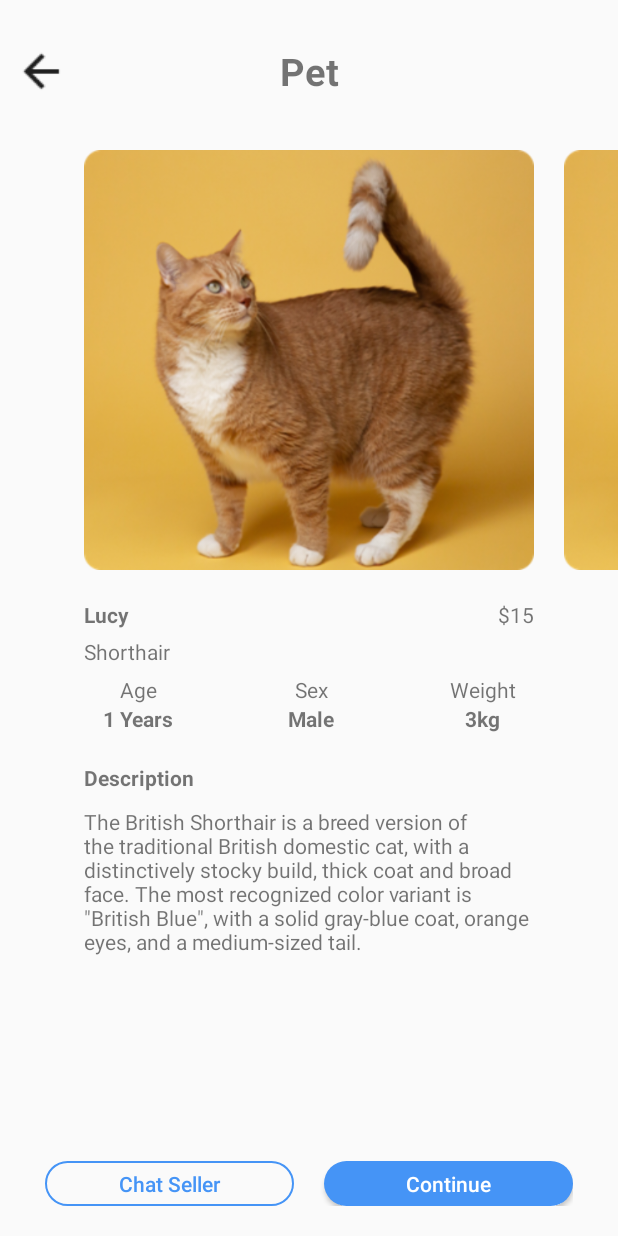
After one commit to kirk-y/PetLover, an Android app: the ItemInfo screen opened directly, with no data from a screen before it, on a phone screen of 412 x 824 dp. The commit adds this screen. Run offline under Robolectric (Android 15) with nearby library versions, the phone set to English and light mode, and no system bars.

Commit message:
ShopUI fine tuning.

```diff
--- a/app/src/main/AndroidManifest.xml
+++ b/app/src/main/AndroidManifest.xml
@@ -13,9 +13,13 @@
         android:theme="@style/Theme.Design.Light"
         tools:targetApi="31">
         <activity
-            android:name=".personal.FQA"
+            android:name=".Functions.ItemInfo"
             android:theme="@style/Theme.AppCompat.DayNight.NoActionBar"
             android:exported="false" />
+        <activity
+            android:name=".personal.FQA"
+            android:exported="false"
+            android:theme="@style/Theme.AppCompat.DayNight.NoActionBar" />
         <activity
             android:name=".personal.EditProfile"
             android:exported="false"
--- /dev/null
+++ b/app/src/main/java/com/example/petlover/Functions/ItemInfo.java
@@ -0,0 +1,26 @@
+package com.example.petlover.Functions;
+
+import androidx.appcompat.app.AppCompatActivity;
+
+import android.os.Bundle;
+import android.view.View;
+import android.widget.ImageButton;
+
+import com.example.petlover.R;
+
+public class ItemInfo extends AppCompatActivity {
+
+    @Override
+    protected void onCreate(Bundle savedInstanceState) {
+        super.onCreate(savedInstanceState);
+        setContentView(R.layout.activity_item_info);
+
+        ImageButton bnt_itemInfo_back = findViewById(R.id.bnt_itemInfo_back);
+        bnt_itemInfo_back.setOnClickListener(new View.OnClickListener() {
+            @Override
+            public void onClick(View v) {
+                finish();
+            }
+        });
+    }
+}
--- a/app/src/main/java/com/example/petlover/Home.java
+++ b/app/src/main/java/com/example/petlover/Home.java
@@ -10,6 +10,7 @@ import android.widget.Button;
 import android.widget.ImageButton;
 
 import com.example.petlover.Functions.Adoption;
+import com.example.petlover.Functions.ItemInfo;
 import com.example.petlover.Functions.Shop;
 import com.example.petlover.Functions.Treatment;
 import com.example.petlover.Functions.Veterinarian;
@@ -66,5 +67,15 @@ public class Home extends AppCompatActivity {
                 startActivity(intent);
             }
         });
+
+        @SuppressLint({"WrongViewCast", "MissingInflatedId", "LocalSuppress"})
+        ImageButton bnt_home_pet1 = findViewById(R.id.bnt_home_pet1);
+        bnt_home_pet1.setOnClickListener(new View.OnClickListener() {
+            @Override
+            public void onClick(View v) {
+                Intent intent = new Intent(Home.this, ItemInfo.class);
+                startActivity(intent);
+            }
+        });
     }
 }
--- a/app/src/main/res/layout/activity_home.xml
+++ b/app/src/main/res/layout/activity_home.xml
@@ -258,7 +258,7 @@
         app:layout_constraintTop_toBottomOf="@+id/imageButton8" />
 
     <ImageButton
-        android:id="@+id/imageButton10"
+        android:id="@+id/bnt_home_pet1"
         android:layout_width="130dp"
         android:layout_height="130dp"
         android:layout_marginStart="30dp"
@@ -276,8 +276,8 @@
         android:layout_marginStart="15dp"
         android:background="@color/transparent"
         android:scaleType="fitXY"
-        app:layout_constraintStart_toEndOf="@+id/imageButton10"
-        app:layout_constraintTop_toTopOf="@+id/imageButton10"
+        app:layout_constraintStart_toEndOf="@+id/bnt_home_pet1"
+        app:layout_constraintTop_toTopOf="@+id/bnt_home_pet1"
         app:srcCompat="@drawable/cat2" />
 
     <TextView
@@ -287,8 +287,8 @@
         android:layout_marginTop="10dp"
         android:text="@string/home_pet1_name"
         android:textStyle="bold"
-        app:layout_constraintStart_toStartOf="@+id/imageButton10"
-        app:layout_constraintTop_toBottomOf="@+id/imageButton10" />
+        app:layout_constraintStart_toStartOf="@+id/bnt_home_pet1"
+        app:layout_constraintTop_toBottomOf="@+id/bnt_home_pet1" />
 
     <TextView
         android:id="@+id/home_last_pet1_old"
@@ -345,8 +345,8 @@
         android:layout_height="wrap_content"
         android:layout_marginTop="10dp"
         android:background="@color/transparent"
-        app:layout_constraintEnd_toEndOf="@+id/imageButton10"
-        app:layout_constraintTop_toBottomOf="@+id/imageButton10"
+        app:layout_constraintEnd_toEndOf="@+id/bnt_home_pet1"
+        app:layout_constraintTop_toBottomOf="@+id/bnt_home_pet1"
         app:srcCompat="@drawable/love" />
 
     <ImageButton
--- /dev/null
+++ b/app/src/main/res/layout/activity_item_info.xml
@@ -0,0 +1,221 @@
+<?xml version="1.0" encoding="utf-8"?>
+<androidx.constraintlayout.widget.ConstraintLayout xmlns:android="http://schemas.android.com/apk/res/android"
+    xmlns:app="http://schemas.android.com/apk/res-auto"
+    xmlns:tools="http://schemas.android.com/tools"
+    android:layout_width="match_parent"
+    android:layout_height="match_parent"
+    tools:context=".Functions.ItemInfo">
+
+
+    <ImageButton
+        android:id="@+id/bnt_itemInfo_back"
+        android:layout_width="wrap_content"
+        android:layout_height="wrap_content"
+        android:layout_marginStart="10dp"
+        android:layout_marginTop="30dp"
+        android:background="@color/transparent"
+        app:layout_constraintStart_toStartOf="parent"
+        app:layout_constraintTop_toTopOf="parent"
+        app:srcCompat="@drawable/back"
+        tools:ignore="MissingConstraints" />
+
+    <TextView
+        android:id="@+id/textView27"
+        android:layout_width="wrap_content"
+        android:layout_height="wrap_content"
+        android:layout_marginTop="30dp"
+        android:text="@string/text_item_title"
+        android:textStyle="bold"
+        android:textSize="25dp"
+        app:layout_constraintEnd_toEndOf="parent"
+        app:layout_constraintStart_toStartOf="parent"
+        app:layout_constraintTop_toTopOf="parent" />
+
+    <ImageButton
+        android:id="@+id/imageButton17"
+        android:layout_width="300dp"
+        android:layout_height="280dp"
+        android:layout_marginTop="100dp"
+        android:background="@color/transparent"
+        android:scaleType="fitXY"
+        app:layout_constraintEnd_toEndOf="parent"
+        app:layout_constraintStart_toStartOf="parent"
+        app:layout_constraintTop_toTopOf="parent"
+        app:srcCompat="@drawable/item1" />
+
+    <ImageView
+        android:id="@+id/imageView11"
+        android:layout_width="300dp"
+        android:layout_height="280dp"
+        android:layout_marginStart="20dp"
+        android:background="@color/transparent"
+        android:scaleType="fitXY"
+        app:layout_constraintBottom_toBottomOf="@+id/imageButton17"
+        app:layout_constraintStart_toEndOf="@+id/imageButton17"
+        app:layout_constraintTop_toTopOf="@+id/imageButton17"
+        app:srcCompat="@drawable/item1" />
+
+    <TextView
+        android:id="@+id/textView44"
+        android:layout_width="wrap_content"
+        android:layout_height="wrap_content"
+        android:layout_marginTop="20dp"
+        android:text="Lucy"
+        android:textStyle="bold"
+        app:layout_constraintStart_toStartOf="@+id/imageButton17"
+        app:layout_constraintTop_toBottomOf="@+id/imageButton17" />
+
+    <TextView
+        android:id="@+id/textView46"
+        android:layout_width="wrap_content"
+        android:layout_height="wrap_content"
+        android:layout_marginTop="20dp"
+        android:text="$15"
+        app:layout_constraintEnd_toEndOf="@+id/imageButton17"
+        app:layout_constraintTop_toBottomOf="@+id/imageButton17" />
+
+    <TextView
+        android:id="@+id/textView45"
+        android:layout_width="wrap_content"
+        android:layout_height="wrap_content"
+        android:layout_marginTop="5dp"
+        android:text="Shorthair"
+        app:layout_constraintStart_toStartOf="@+id/textView44"
+        app:layout_constraintTop_toBottomOf="@+id/textView44" />
+
+    <LinearLayout
+        android:id="@+id/linearLayout5"
+        android:layout_width="match_parent"
+        android:layout_height="wrap_content"
+        android:layout_marginStart="30dp"
+        android:layout_marginTop="70dp"
+        android:layout_marginEnd="30dp"
+        android:gravity="center"
+        android:orientation="horizontal"
+        app:layout_constraintEnd_toEndOf="parent"
+        app:layout_constraintStart_toStartOf="parent"
+        app:layout_constraintTop_toBottomOf="@+id/imageButton17">
+
+        <LinearLayout
+            android:layout_width="wrap_content"
+            android:layout_height="wrap_content"
+            android:layout_weight="1"
+            android:orientation="vertical">
+
+            <TextView
+                android:id="@+id/textView47"
+                android:layout_width="match_parent"
+                android:layout_height="wrap_content"
+                android:gravity="center"
+                android:text="Age" />
+
+            <TextView
+                android:id="@+id/textView48"
+                android:layout_width="match_parent"
+                android:layout_height="wrap_content"
+                android:gravity="center"
+                android:text="1 Years"
+                android:textStyle="bold" />
+        </LinearLayout>
+
+        <LinearLayout
+            android:layout_width="wrap_content"
+            android:layout_height="wrap_content"
+            android:layout_weight="1"
+            android:orientation="vertical">
+
+            <TextView
+                android:id="@+id/textView49"
+                android:layout_width="match_parent"
+                android:layout_height="wrap_content"
+                android:gravity="center"
+                android:text="Sex" />
+
+            <TextView
+                android:id="@+id/textView50"
+                android:layout_width="match_parent"
+                android:layout_height="wrap_content"
+                android:gravity="center"
+                android:text="Male"
+                android:textStyle="bold" />
+        </LinearLayout>
+
+        <LinearLayout
+            android:layout_width="wrap_content"
+            android:layout_height="wrap_content"
+            android:layout_weight="1"
+            android:orientation="vertical">
+
+            <TextView
+                android:id="@+id/textView51"
+                android:layout_width="match_parent"
+                android:layout_height="wrap_content"
+                android:gravity="center"
+                android:text="Weight" />
+
+            <TextView
+                android:id="@+id/textView52"
+                android:layout_width="match_parent"
+                android:layout_height="wrap_content"
+                android:gravity="center"
+                android:text="3kg"
+                android:textStyle="bold" />
+        </LinearLayout>
+    </LinearLayout>
+
+    <TextView
+        android:id="@+id/textView53"
+        android:layout_width="wrap_content"
+        android:layout_height="wrap_content"
+        android:layout_marginTop="20dp"
+        android:text="Description"
+        android:textStyle="bold"
+        app:layout_constraintStart_toStartOf="@+id/imageButton17"
+        app:layout_constraintTop_toBottomOf="@+id/linearLayout5" />
+
+    <TextView
+        android:id="@+id/textView54"
+        android:layout_width="300dp"
+        android:layout_height="wrap_content"
+        android:layout_marginTop="10dp"
+        android:text="@string/text_item1_info"
+        app:layout_constraintStart_toStartOf="@+id/textView53"
+        app:layout_constraintTop_toBottomOf="@+id/textView53" />
+
+    <LinearLayout
+        android:layout_width="match_parent"
+        android:layout_height="wrap_content"
+        android:layout_marginStart="30dp"
+        android:layout_marginEnd="30dp"
+        android:layout_marginBottom="20dp"
+        android:orientation="horizontal"
+        app:layout_constraintBottom_toBottomOf="parent"
+        app:layout_constraintEnd_toEndOf="parent"
+        app:layout_constraintStart_toStartOf="parent">
+
+        <Button
+            android:id="@+id/button10"
+            android:layout_width="wrap_content"
+            android:layout_height="30sp"
+            android:layout_weight="1"
+            android:layout_marginEnd="10dp"
+            android:textColor="@color/bnt_color"
+            android:textAllCaps="false"
+            android:background="@drawable/rounded_corners_blue"
+            android:text="@string/itemInfo_chatSeller" />
+
+        <Button
+            android:id="@+id/button11"
+            android:layout_width="wrap_content"
+            android:layout_height="30sp"
+            android:layout_weight="1"
+            android:layout_marginStart="10dp"
+            android:textColor="@color/white"
+            android:textAllCaps="false"
+            android:background="@drawable/rounded_button"
+            android:text="@string/itemInfo_continue" />
+    </LinearLayout>
+
+
+
+</androidx.constraintlayout.widget.ConstraintLayout>
--- a/app/src/main/res/layout/activity_shop.xml
+++ b/app/src/main/res/layout/activity_shop.xml
@@ -109,5 +109,19 @@
         android:windowSoftInputMode="stateHidden"
         app:layout_constraintTop_toBottomOf="@+id/editTextText" />
 
+    <ImageButton
+        android:id="@+id/imageButton10"
+        android:layout_width="30sp"
+        android:layout_height="30sp"
+        android:layout_marginEnd="30dp"
+        android:layout_marginBottom="5dp"
+        android:background="@color/transparent"
+        android:scaleType="fitXY"
+        app:layout_constraintBottom_toBottomOf="@+id/bnt_shop_back"
+        app:layout_constraintEnd_toEndOf="parent"
+        app:layout_constraintTop_toTopOf="@+id/bnt_shop_back"
+        app:srcCompat="@drawable/ioc2"
+        tools:ignore="MissingConstraints" />
+
 
 </androidx.constraintlayout.widget.ConstraintLayout>
--- a/app/src/main/res/values/strings.xml
+++ b/app/src/main/res/values/strings.xml
@@ -104,4 +104,8 @@
     <string name="shop_product4_name">Carrot Fresh</string>
     <string name="shop_product4_fit">Rabbit</string>
     <string name="shop_product4_price">$25</string>
+    <string name="text_item_title">Pet</string>
+    <string name="text_item1_info">The British Shorthair is a breed version of the traditional British domestic cat, with a distinctively stocky build, thick coat and broad face. The most recognized color variant is \"British Blue\", with a solid gray-blue coat, orange eyes, and a medium-sized tail.</string>
+    <string name="itemInfo_chatSeller">Chat Seller</string>
+    <string name="itemInfo_continue">Continue</string>
 </resources>
```
Also changed, not shown: app/src/main/res/drawable/ioc2.png (added), app/src/main/res/drawable/item1.png (added).
